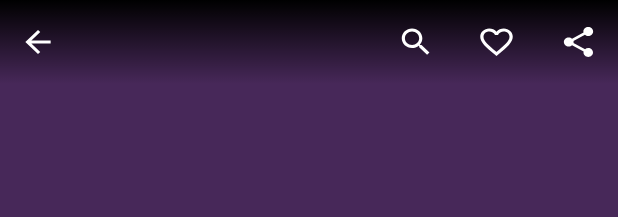
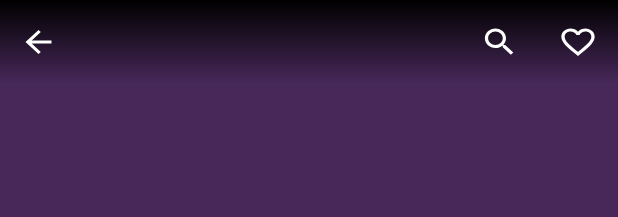
Before and after one commit to Luosoha/MusicWorld, an Android app: the layout fragment_topsongs.xml on its own in the app's theme, with its tools: preview values and no code run, on a phone screen of 412 x 824 dp. Shown: the top 217 px of the screen. Run offline under Robolectric (Android 15) with nearby library versions, the phone set to English and light mode, and no system bars.

Commit message:
replace scroll view for top song screen, share function

```diff
--- a/app/src/main/res/layout/fragment_topsongs.xml
+++ b/app/src/main/res/layout/fragment_topsongs.xml
@@ -1,6 +1,11 @@
-<FrameLayout xmlns:android="http://schemas.android.com/apk/res/android"
+<RelativeLayout xmlns:android="http://schemas.android.com/apk/res/android"
   xmlns:tools="http://schemas.android.com/tools"
   android:id="@+id/top_songs_fl"
+  android:layout_width="match_parent"
+  android:layout_height="match_parent"
+  android:background="@color/colorPrimary">
+
+  <android.support.v4.widget.NestedScrollView
     android:layout_width="match_parent"
     android:layout_height="match_parent">
 
@@ -14,80 +19,6 @@
         android:layout_width="match_parent"
         android:layout_height="@dimen/top_song_image_height"
         android:scaleType="centerCrop" />
-
-    <LinearLayout
-      android:layout_width="match_parent"
-      android:layout_height="?attr/actionBarSize"
-      android:layout_alignParentTop="true"
-      android:background="@drawable/gradiant_top_bottom_rectangle"
-      android:orientation="horizontal">
-
-      <View
-        android:layout_width="0dp"
-        android:layout_height="wrap_content"
-        android:layout_weight="0.5" />
-
-      <View
-        android:id="@+id/view_back"
-        android:layout_width="0dp"
-        android:layout_height="@dimen/menu_item_icon_height"
-        android:layout_gravity="center"
-        android:layout_weight="1"
-        android:background="@drawable/ic_arrow_back_white_24px" />
-
-      <EditText
-        android:id="@+id/search_top_song_et"
-        android:layout_width="0dp"
-        android:layout_height="match_parent"
-        android:layout_gravity="center_vertical"
-        android:layout_margin="10dp"
-        android:layout_weight="8"
-        android:background="@drawable/bg_round_edit_text"
-        android:imeOptions="actionSearch"
-        android:textColor="@color/colorBlack"
-        android:textCursorDrawable="@null"
-        android:visibility="invisible" />
-
-      <View
-        android:id="@+id/view_search"
-        android:layout_width="0dp"
-        android:layout_height="@dimen/menu_item_icon_height"
-        android:layout_gravity="center"
-        android:layout_weight="1"
-        android:background="@drawable/ic_search_white_24px" />
-
-      <View
-        android:layout_width="0dp"
-        android:layout_height="wrap_content"
-        android:layout_weight="1.1" />
-
-      <View
-        android:id="@+id/view_favorite"
-        android:layout_width="0dp"
-        android:layout_height="@dimen/menu_item_icon_height"
-        android:layout_gravity="center"
-        android:layout_weight="1"
-        android:background="@drawable/ic_favorite_border_white_24px" />
-
-      <View
-        android:layout_width="0dp"
-        android:layout_height="wrap_content"
-        android:layout_weight="1.1" />
-
-      <View
-        android:id="@+id/view_share"
-        android:layout_width="0dp"
-        android:layout_height="@dimen/menu_item_icon_height"
-        android:layout_gravity="center"
-        android:layout_weight="1"
-        android:background="@drawable/ic_share_white_24px" />
-
-      <View
-        android:layout_width="0dp"
-        android:layout_height="wrap_content"
-        android:layout_weight="0.5" />
-
-    </LinearLayout>
 
       <View
         android:id="@+id/view_temp"
@@ -136,4 +67,67 @@
 
     </RelativeLayout>
 
-</FrameLayout>
+  </android.support.v4.widget.NestedScrollView>
+
+  <LinearLayout
+    android:layout_width="match_parent"
+    android:layout_height="?attr/actionBarSize"
+    android:layout_alignParentTop="true"
+    android:background="@drawable/gradiant_top_bottom_rectangle"
+    android:orientation="horizontal">
+
+    <View
+      android:layout_width="0dp"
+      android:layout_height="wrap_content"
+      android:layout_weight="0.5" />
+
+    <View
+      android:id="@+id/view_back"
+      android:layout_width="0dp"
+      android:layout_height="@dimen/menu_item_icon_height"
+      android:layout_gravity="center"
+      android:layout_weight="1"
+      android:background="@drawable/ic_arrow_back_white_24px" />
+
+    <EditText
+      android:id="@+id/search_top_song_et"
+      android:layout_width="0dp"
+      android:layout_height="match_parent"
+      android:layout_gravity="center_vertical"
+      android:layout_margin="10dp"
+      android:layout_weight="10"
+      android:background="@drawable/bg_round_edit_text"
+      android:imeOptions="actionSearch"
+      android:textColor="@color/colorBlack"
+      android:textCursorDrawable="@null"
+      android:visibility="invisible" />
+
+    <View
+      android:id="@+id/view_search"
+      android:layout_width="0dp"
+      android:layout_height="@dimen/menu_item_icon_height"
+      android:layout_gravity="center"
+      android:layout_weight="1"
+      android:background="@drawable/ic_search_white_24px" />
+
+    <View
+      android:layout_width="0dp"
+      android:layout_height="wrap_content"
+      android:layout_weight="1" />
+
+    <View
+      android:id="@+id/view_favorite"
+      android:layout_width="0dp"
+      android:layout_height="@dimen/menu_item_icon_height"
+      android:layout_gravity="center"
+      android:layout_weight="1"
+      android:background="@drawable/ic_favorite_border_white_24px" />
+
+    <View
+      android:layout_width="0dp"
+      android:layout_height="wrap_content"
+      android:layout_weight="0.5" />
+
+  </LinearLayout>
+
+</RelativeLayout>
```
Also changed, not shown: app/src/main/java/hails/awesome/music/activities/MainActivity.java (+10 -0 lines), app/src/main/java/hails/awesome/music/screens/topsongs/TopSongsFragment.java (+2 -8 lines), app/src/main/res/layout/content_main.xml (+12 -4 lines). Lines whose indentation alone changed are shown as unchanged.
